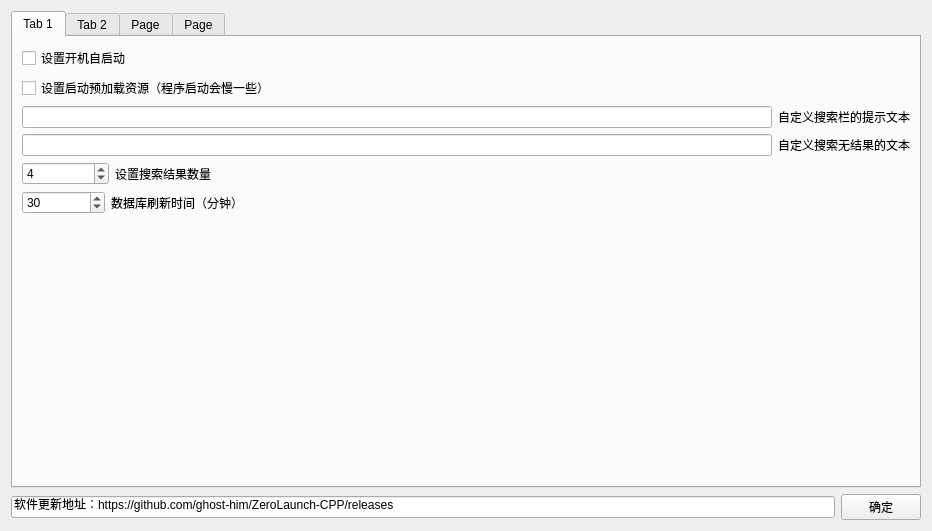
Before: the Qt Designer form ui/settingwindow.ui in ghost-him/ZeroLaunch-CPP, drawn with Qt 5.
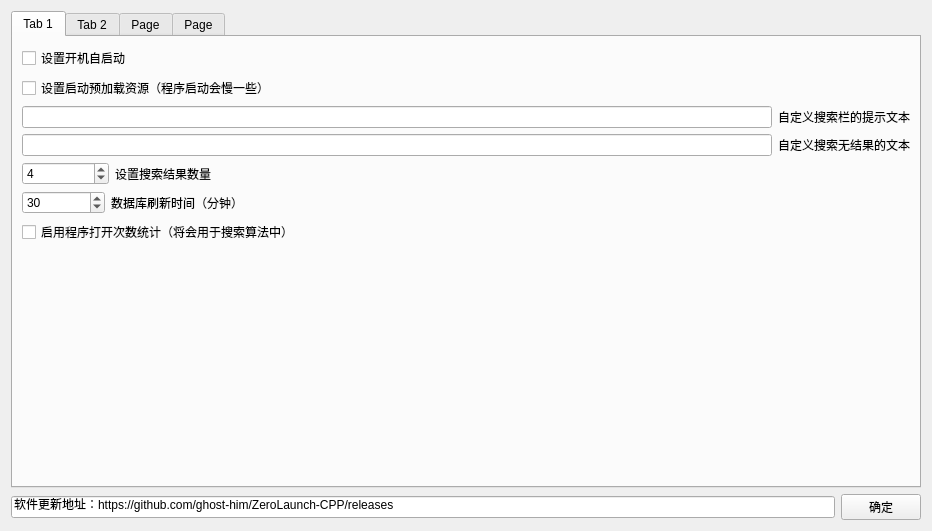
After: the same form once the commit is applied.

Commit message: 添加了程序启动次数统计的功能

```diff
--- a/ui/settingwindow.ui
+++ b/ui/settingwindow.ui
@@ -143,6 +143,13 @@
          </item>
         </layout>
        </item>
+       <item>
+        <widget class="QCheckBox" name="boxEnableStatistics">
+         <property name="text">
+          <string>启用程序打开次数统计（将会用于搜索算法中）</string>
+         </property>
+        </widget>
+       </item>
        <item>
         <spacer name="verticalSpacer_2">
          <property name="orientation">
```
The commit also changes 16 other files.
